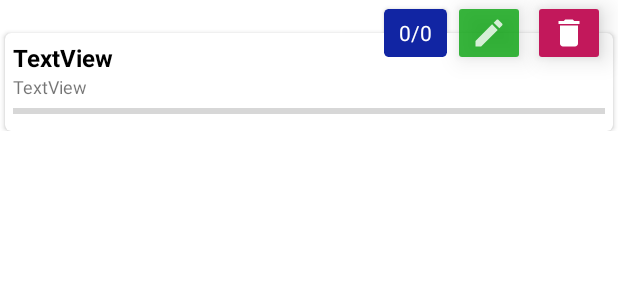
After one commit to StanAtilovich/ShopingList, an Android app: the layout list_name_item.xml on its own in the app's theme, with its tools: preview values and no code run, on a phone screen of 412 x 824 dp. The commit adds this screen. Shown: the top 300 px of the screen. Run offline under Robolectric (Android 15) with nearby library versions, the phone set to English and light mode, and no system bars.

Commit message:
Нарисов item 26

```diff
--- a/app/src/main/java/ru/stan/shopinglist/activityes/MainActivity.kt
+++ b/app/src/main/java/ru/stan/shopinglist/activityes/MainActivity.kt
@@ -11,7 +11,7 @@ import ru.stan.shopinglist.fragments.NoteFragment
 import ru.stan.shopinglist.fragments.ShopListNameFragment
 
 class MainActivity : AppCompatActivity(), NewListDialog.Listener {
-    lateinit var binding: ActivityMainBinding
+    private lateinit var binding: ActivityMainBinding
     override fun onCreate(savedInstanceState: Bundle?) {
         super.onCreate(savedInstanceState)
         binding = ActivityMainBinding.inflate(layoutInflater)
--- a/app/src/main/java/ru/stan/shopinglist/activityes/NewNoteActivity.kt
+++ b/app/src/main/java/ru/stan/shopinglist/activityes/NewNoteActivity.kt
@@ -25,6 +25,7 @@ import ru.stan.shopinglist.entities.NoteItem
 import ru.stan.shopinglist.fragments.NoteFragment
 import ru.stan.shopinglist.utils.HtmlManager
 import ru.stan.shopinglist.utils.MyTouchListener
+import ru.stan.shopinglist.utils.TimeManager
 import java.text.SimpleDateFormat
 import java.util.Calendar
 import java.util.Locale
@@ -151,17 +152,14 @@ class NewNoteActivity : AppCompatActivity() {
         finish()
     }
 
-    private fun getCurrentTime(): String {
-        val formatter = SimpleDateFormat("hh:mm:ss - yyyy/MM/dd", Locale.getDefault())
-        return formatter.format(Calendar.getInstance().time)
-    }
+
 
     private fun createNewNote(): NoteItem {
         return NoteItem(
             null,
             binding.edTitle.text.toString(),
             HtmlManager.toHtml(binding.edDiscription.text),
-            getCurrentTime(),
+           TimeManager.getCurrentTime(),
             ""
         )
     }
--- a/app/src/main/java/ru/stan/shopinglist/db/Dao.kt
+++ b/app/src/main/java/ru/stan/shopinglist/db/Dao.kt
@@ -6,14 +6,22 @@ import androidx.room.Query
 import androidx.room.Update
 import kotlinx.coroutines.flow.Flow
 import ru.stan.shopinglist.entities.NoteItem
+import ru.stan.shopinglist.entities.ShoppingListItem
+import ru.stan.shopinglist.entities.ShoppingListName
 
 @Dao
 interface Dao {
     @Query("SELECT * FROM note_list")
     fun getAllNotes(): Flow<List<NoteItem>>
 
+    @Query("SELECT * FROM shoppingListNames")
+    fun getAllShopListNames(): Flow<List<ShoppingListName>>
+
     @Insert
     suspend fun insertNote(noteItem: NoteItem)
+
+    @Insert
+    suspend fun insertShopListName(name: ShoppingListName)
     @Query("DELETE FROM note_list WHERE id IS :id")
     suspend fun deleteNote(id: Int)
     @Update
--- a/app/src/main/java/ru/stan/shopinglist/db/MainDataBase.kt
+++ b/app/src/main/java/ru/stan/shopinglist/db/MainDataBase.kt
@@ -7,10 +7,10 @@ import androidx.room.RoomDatabase
 import ru.stan.shopinglist.entities.LibraryItem
 import ru.stan.shopinglist.entities.NoteItem
 import ru.stan.shopinglist.entities.ShoppingListItem
-import ru.stan.shopinglist.entities.ShoppingListNames
+import ru.stan.shopinglist.entities.ShoppingListName
 
 @Database(
-    entities = [LibraryItem::class, NoteItem::class, ShoppingListItem::class, ShoppingListNames::class],
+    entities = [LibraryItem::class, NoteItem::class, ShoppingListItem::class, ShoppingListName::class],
     version = 1
 )
 abstract class MainDataBase : RoomDatabase() {
--- a/app/src/main/java/ru/stan/shopinglist/db/MainViewModel.kt
+++ b/app/src/main/java/ru/stan/shopinglist/db/MainViewModel.kt
@@ -7,14 +7,19 @@ import androidx.lifecycle.asLiveData
 import androidx.lifecycle.viewModelScope
 import kotlinx.coroutines.launch
 import ru.stan.shopinglist.entities.NoteItem
+import ru.stan.shopinglist.entities.ShoppingListName
 import java.lang.IllegalArgumentException
 
 class MainViewModel(dataBase: MainDataBase): ViewModel() {
     val dao = dataBase.getDao()
     val allNotes: LiveData<List<NoteItem>> = dao.getAllNotes().asLiveData()
+    val allShopListNames: LiveData<List<ShoppingListName>> = dao.getAllShopListNames().asLiveData()
 
     fun insertNote(note: NoteItem) = viewModelScope.launch {
         dao.insertNote(note)
+    }
+    fun insertShopListName(listName: ShoppingListName) = viewModelScope.launch {
+        dao.insertShopListName(listName)
     }
     fun deleteNote(id : Int) = viewModelScope.launch {
         dao.deleteNote(id)
--- a/app/src/main/java/ru/stan/shopinglist/entities/ShoppingListNames.kt
+++ b/app/src/main/java/ru/stan/shopinglist/entities/ShoppingListName.kt
@@ -6,7 +6,7 @@ import androidx.room.PrimaryKey
 import java.io.Serializable
 
 @Entity(tableName = "shoppingListNames")
-data class ShoppingListNames(
+data class ShoppingListName(
     @PrimaryKey(autoGenerate = true)
     val id: Int?,
     @ColumnInfo(name = "name")
--- a/app/src/main/java/ru/stan/shopinglist/fragments/ShopListNameFragment.kt
+++ b/app/src/main/java/ru/stan/shopinglist/fragments/ShopListNameFragment.kt
@@ -22,6 +22,8 @@ import ru.stan.shopinglist.db.MainViewModel
 import ru.stan.shopinglist.db.NoteAdapter
 import ru.stan.shopinglist.dialogs.NewListDialog
 import ru.stan.shopinglist.entities.NoteItem
+import ru.stan.shopinglist.entities.ShoppingListName
+import ru.stan.shopinglist.utils.TimeManager
 
 
 class ShopListNameFragment : BaseFragment() {
@@ -39,7 +41,13 @@ class ShopListNameFragment : BaseFragment() {
     override fun onClickNew() {
         NewListDialog.showDialog(activity as AppCompatActivity, object : NewListDialog.Listener {
             override fun onClick(name: String) {
-                Log.d("MyLog", "ShoppingList:$name ")
+               val shopingListName = ShoppingListName(
+                   null,
+                   name,
+                   TimeManager.getCurrentTime(),
+                   0,0,""
+               )
+                mainViewModel.insertShopListName(shopingListName)
             }
 
         })
@@ -56,7 +64,7 @@ class ShopListNameFragment : BaseFragment() {
     }
 
     private fun observer() {
-        mainViewModel.allNotes.observe(viewLifecycleOwner) {
+        mainViewModel.allShopListNames.observe(viewLifecycleOwner) {
         }
     }
 
--- /dev/null
+++ b/app/src/main/java/ru/stan/shopinglist/utils/TimeManager.kt
@@ -0,0 +1,12 @@
+package ru.stan.shopinglist.utils
+
+import java.text.SimpleDateFormat
+import java.util.Calendar
+import java.util.Locale
+
+object TimeManager {
+    fun getCurrentTime(): String {
+        val formatter = SimpleDateFormat("hh:mm:ss - yyyy/MM/dd", Locale.getDefault())
+        return formatter.format(Calendar.getInstance().time)
+    }
+}
--- /dev/null
+++ b/app/src/main/res/drawable/ic_delete_list.xml
@@ -0,0 +1,5 @@
+<vector xmlns:android="http://schemas.android.com/apk/res/android" android:height="24dp" android:tint="#FFFFFF" android:viewportHeight="24" android:viewportWidth="24" android:width="24dp">
+
+    <path android:fillColor="@android:color/white" android:pathData="M6,19c0,1.1 0.9,2 2,2h8c1.1,0 2,-0.9 2,-2V7H6v12zM19,4h-3.5l-1,-1h-5l-1,1H5v2h14V4z"/>
+
+</vector>
--- /dev/null
+++ b/app/src/main/res/drawable/ic_edit.xml
@@ -0,0 +1,5 @@
+<vector xmlns:android="http://schemas.android.com/apk/res/android" android:height="24dp" android:tint="#FFFFFF" android:viewportHeight="24" android:viewportWidth="24" android:width="24dp">
+
+    <path android:fillColor="@android:color/white" android:pathData="M3,17.25V21h3.75L17.81,9.94l-3.75,-3.75L3,17.25zM20.71,7.04c0.39,-0.39 0.39,-1.02 0,-1.41l-2.34,-2.34c-0.39,-0.39 -1.02,-0.39 -1.41,0l-1.83,1.83 3.75,3.75 1.83,-1.83z"/>
+
+</vector>
--- /dev/null
+++ b/app/src/main/res/layout/list_name_item.xml
@@ -0,0 +1,105 @@
+<?xml version="1.0" encoding="utf-8"?>
+<androidx.constraintlayout.widget.ConstraintLayout xmlns:android="http://schemas.android.com/apk/res/android"
+    xmlns:app="http://schemas.android.com/apk/res-auto"
+    xmlns:tools="http://schemas.android.com/tools"
+    android:layout_width="match_parent"
+    android:layout_height="wrap_content">
+
+    <androidx.cardview.widget.CardView
+        android:id="@+id/cardView2"
+        android:layout_width="0dp"
+        android:layout_height="wrap_content"
+        android:layout_marginStart="3dp"
+        android:layout_marginTop="22dp"
+        android:layout_marginEnd="3dp"
+        app:cardCornerRadius="4dp"
+        app:layout_constraintBottom_toBottomOf="parent"
+        app:layout_constraintEnd_toEndOf="parent"
+        app:layout_constraintStart_toStartOf="parent"
+        app:layout_constraintTop_toTopOf="parent">
+
+        <LinearLayout
+            android:layout_width="match_parent"
+            android:layout_height="match_parent"
+            android:orientation="vertical"
+            android:padding="5dp">
+
+            <TextView
+                android:id="@+id/tvListName"
+                android:layout_width="match_parent"
+                android:layout_height="wrap_content"
+                android:text="TextView"
+                android:textColor="@color/black"
+                android:textSize="16sp"
+                android:textStyle="bold" />
+
+            <TextView
+                android:id="@+id/tvTime"
+                android:layout_width="match_parent"
+                android:layout_height="wrap_content"
+                android:text="TextView"
+                android:textSize="12sp" />
+
+            <ProgressBar
+                android:id="@+id/pBar"
+                style="?android:attr/progressBarStyleHorizontal"
+                android:layout_width="match_parent"
+                android:layout_height="wrap_content" />
+        </LinearLayout>
+    </androidx.cardview.widget.CardView>
+
+    <ImageButton
+        android:id="@+id/imDelete"
+        android:layout_width="wrap_content"
+        android:layout_height="wrap_content"
+        android:layout_marginEnd="5dp"
+        android:backgroundTint="@color/picker_red"
+        android:elevation="10dp"
+        app:layout_constraintBottom_toTopOf="@+id/cardView2"
+        app:layout_constraintEnd_toEndOf="@+id/cardView2"
+        app:layout_constraintTop_toTopOf="@+id/cardView2"
+        app:srcCompat="@drawable/ic_delete_list" />
+
+    <ImageButton
+        android:id="@+id/imEdit"
+        android:layout_width="wrap_content"
+        android:layout_height="0dp"
+        android:layout_marginEnd="5dp"
+        android:alpha="0.8"
+        android:backgroundTint="@color/green_dark"
+        android:elevation="10dp"
+        app:layout_constraintBottom_toBottomOf="@+id/imDelete"
+        app:layout_constraintEnd_toStartOf="@+id/imDelete"
+        app:layout_constraintTop_toTopOf="@+id/imDelete"
+        app:srcCompat="@drawable/ic_edit" />
+
+    <androidx.cardview.widget.CardView
+        android:layout_width="0dp"
+        android:layout_height="wrap_content"
+        android:layout_marginTop="0dp"
+        android:layout_marginEnd="4dp"
+        android:layout_marginBottom="0dp"
+        android:backgroundTint="@color/picker_blue"
+        app:cardCornerRadius="3dp"
+        app:layout_constraintBottom_toBottomOf="@+id/imEdit"
+        app:layout_constraintEnd_toStartOf="@+id/imEdit"
+        app:layout_constraintTop_toTopOf="@+id/imEdit">
+
+        <LinearLayout
+            android:layout_width="match_parent"
+            android:layout_height="32dp"
+            android:gravity="center"
+            android:orientation="vertical">
+
+            <TextView
+                android:id="@+id/tvCounter"
+                android:layout_width="match_parent"
+                android:layout_height="wrap_content"
+                android:layout_marginStart="10dp"
+                android:layout_marginEnd="10dp"
+                android:text="0/0"
+                android:textColor="@color/white" />
+        </LinearLayout>
+    </androidx.cardview.widget.CardView>
+
+</androidx.constraintlayout.widget.ConstraintLayout>
```
